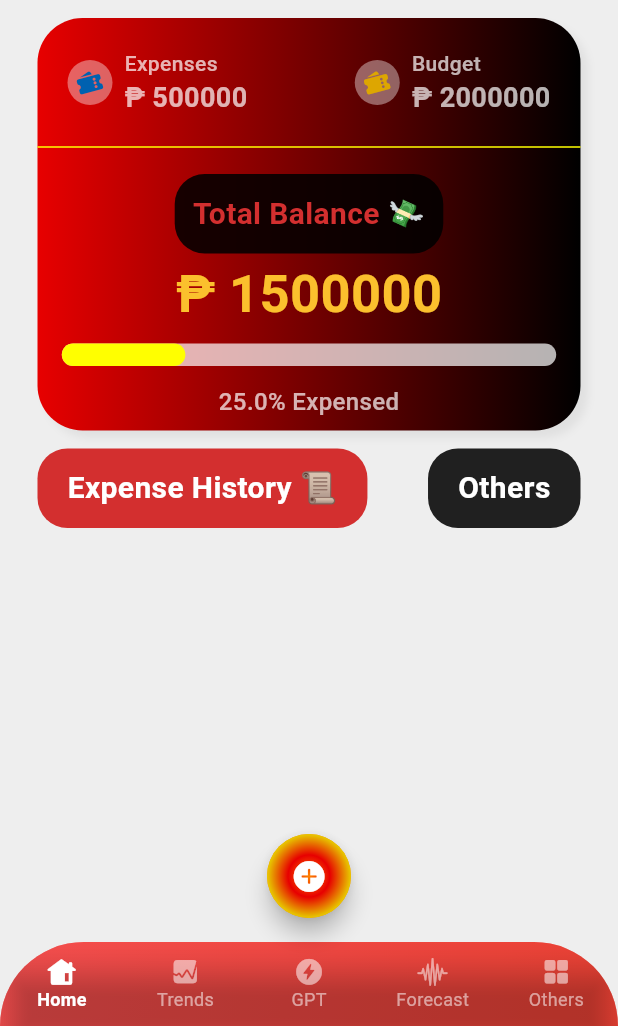
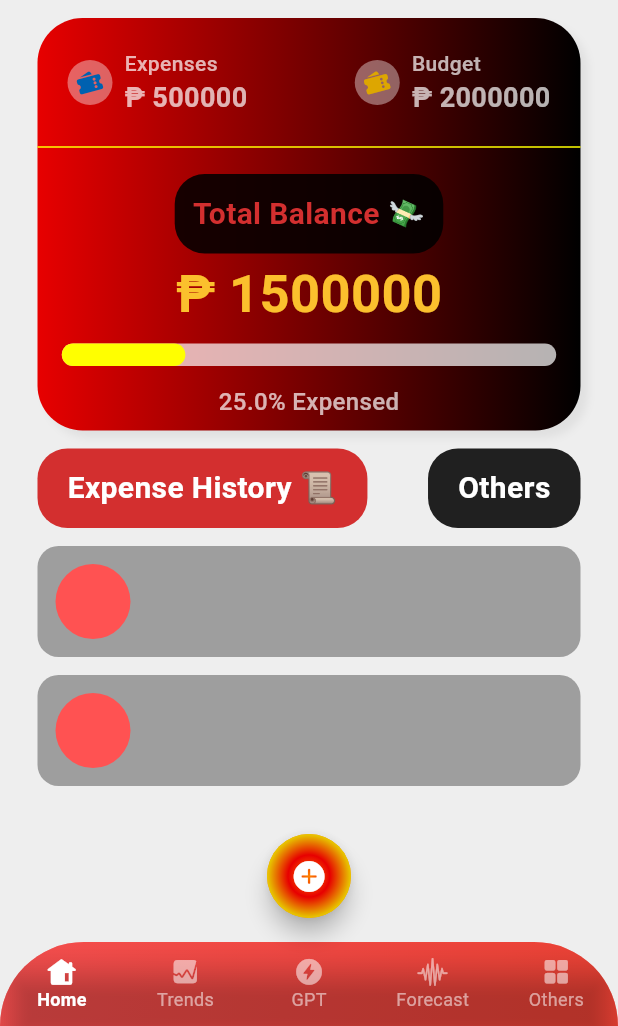
Before and after one commit to donyelqt/pera-pinoy, a Flutter app: the screen it shows after launch, on a phone screen of 412 x 824 dp, the part 210-1236 px from its top. Run offline on Flutter 3.47's test engine with Material 3 defaults, Android fonts, the phone set to English and light mode, and no system bars.

Commit message:
"Added GestureDetector to 'Others' Text, added SizedBox and ListView.builder with custom item layout"

```diff
--- a/lib/screens/home/views/main_screen.dart
+++ b/lib/screens/home/views/main_screen.dart
@@ -291,6 +291,10 @@ class MainScreen extends StatelessWidget {
                     color: Colors.black87,
                     borderRadius: BorderRadius.circular(20),
                   ),
+                  child: GestureDetector(
+                    onTap: () {
+
+                    },
                     child: Text(
                       "Others",
                       textAlign: TextAlign.center,
@@ -301,7 +305,42 @@ class MainScreen extends StatelessWidget {
                       ),
                     ),
                   ),
+                ),
               ],
+            ),
+            const SizedBox(
+              height: 12,
+            ),
+            Expanded(
+              child: ListView.builder(
+                itemCount: 2,
+                itemBuilder: (context, int i) {
+                  return Padding(
+                    padding: const EdgeInsets.only(bottom: 12.0),
+                    child: Container(
+                      decoration: BoxDecoration(
+                        color: Colors.grey[500],
+                        borderRadius: BorderRadius.circular(14)
+                      ),
+                      child: Padding(
+                        padding: const EdgeInsets.all(12.0),
+                        child: Row(
+                          children: [
+                            Container(
+                              width: 50,
+                              height: 50,
+                              decoration: BoxDecoration(
+                                color: Colors.redAccent,
+                                shape: BoxShape.circle
+                              ),
+                            )
+                          ],
+                        ),
+                      ),
+                    ),
+                  );
+                }
+              ),
             )
           ],
         ),
```
Lines whose indentation alone changed are shown as unchanged.
